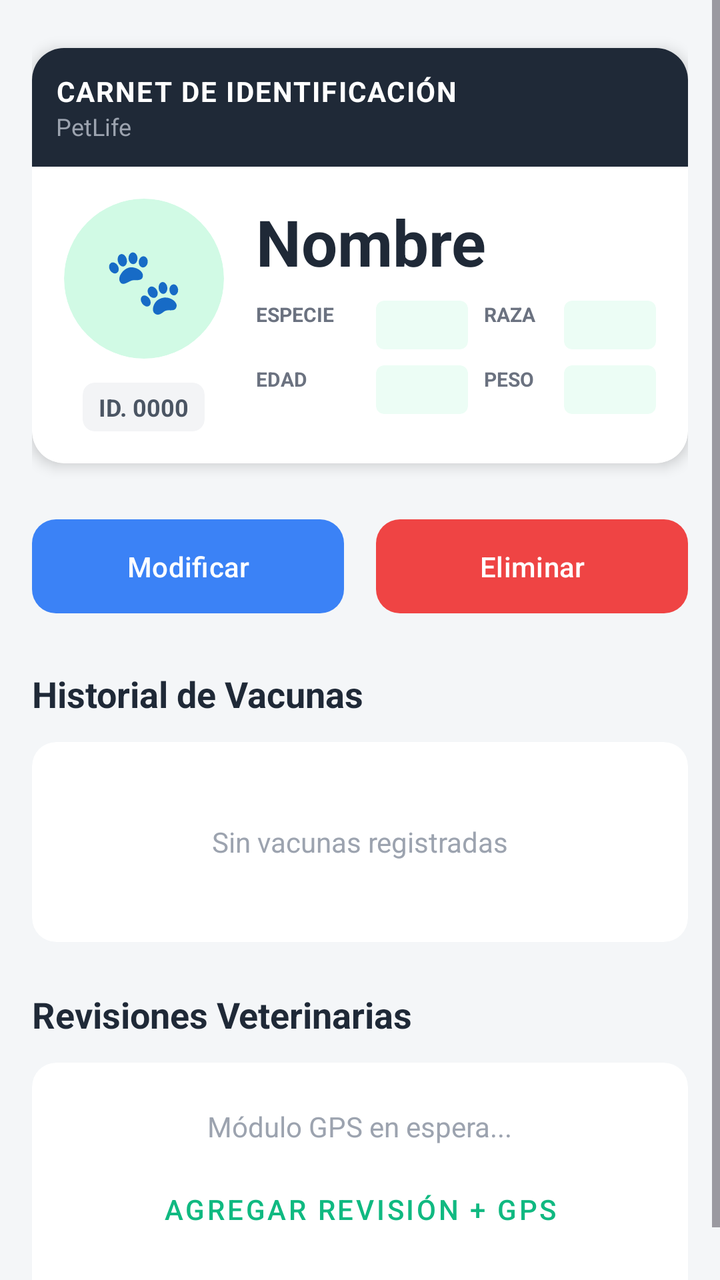
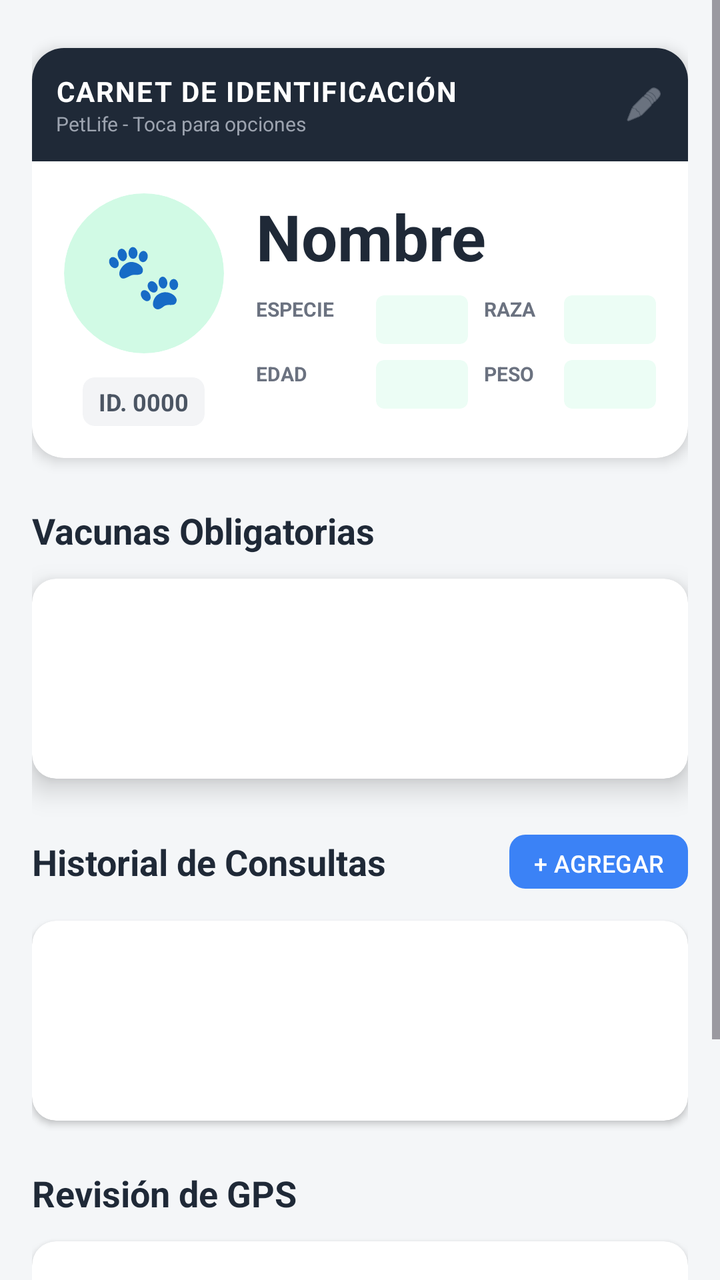

Compare the two renders of this Android layout. The source of the first and the diff that turns it into the second are given below.
<!-- AndroidManifest.xml: application theme Theme.PetLife -->
<!-- res/layout/fragment_perfil_mascota.xml -->
<?xml version="1.0" encoding="utf-8"?>
<ScrollView xmlns:android="http://schemas.android.com/apk/res/android"
    xmlns:app="http://schemas.android.com/apk/res-auto"
    android:layout_width="match_parent"
    android:layout_height="match_parent"
    android:background="#F4F6F8"
    android:fitsSystemWindows="true"
    android:fillViewport="true">

    <LinearLayout
        android:layout_width="match_parent"
        android:layout_height="wrap_content"
        android:orientation="vertical"
        android:padding="16dp">

        
        <androidx.cardview.widget.CardView
            android:layout_width="match_parent"
            android:layout_height="wrap_content"
            android:layout_marginTop="8dp"
            app:cardBackgroundColor="#FFFFFF"
            app:cardCornerRadius="16dp"
            app:cardElevation="4dp"
            android:layout_marginBottom="24dp">

            <LinearLayout
                android:layout_width="match_parent"
                android:layout_height="wrap_content"
                android:orientation="vertical">

                
                <LinearLayout
                    android:layout_width="match_parent"
                    android:layout_height="wrap_content"
                    android:background="#1F2937"
                    android:padding="12dp"
                    android:orientation="vertical">
                    <TextView
                        android:layout_width="wrap_content"
                        android:layout_height="wrap_content"
                        android:text="CARNET DE IDENTIFICACIÓN"
                        android:textColor="#FFFFFF"
                        android:textSize="14sp"
                        android:textStyle="bold"
                        android:letterSpacing="0.05"/>
                    <TextView
                        android:layout_width="wrap_content"
                        android:layout_height="wrap_content"
                        android:text="PetLife"
                        android:textColor="#9CA3AF"
                        android:textSize="12sp"/>
                </LinearLayout>

                
                <LinearLayout
                    android:layout_width="match_parent"
                    android:layout_height="wrap_content"
                    android:orientation="horizontal"
                    android:padding="16dp">

                    
                    <LinearLayout
                        android:layout_width="wrap_content"
                        android:layout_height="wrap_content"
                        android:orientation="vertical"
                        android:gravity="center"
                        android:layout_marginEnd="16dp">

                        <androidx.cardview.widget.CardView
                            android:layout_width="80dp"
                            android:layout_height="80dp"
                            app:cardCornerRadius="40dp"
                            app:cardBackgroundColor="#D1FAE5"
                            app:cardElevation="0dp">
                            <TextView
                                android:layout_width="match_parent"
                                android:layout_height="match_parent"
                                android:text="🐾"
                                android:textSize="32sp"
                                android:gravity="center"/>
                        </androidx.cardview.widget.CardView>

                        <androidx.cardview.widget.CardView
                            android:layout_width="wrap_content"
                            android:layout_height="wrap_content"
                            app:cardCornerRadius="6dp"
                            app:cardBackgroundColor="#F3F4F6"
                            app:cardElevation="0dp"
                            android:layout_marginTop="12dp">
                            <TextView
                                android:id="@+id/tvCarnetId"
                                android:layout_width="wrap_content"
                                android:layout_height="wrap_content"
                                android:paddingHorizontal="8dp"
                                android:paddingVertical="4dp"
                                android:text="ID. 0000"
                                android:textColor="#4B5563"
                                android:textSize="12sp"
                                android:textStyle="bold"/>
                        </androidx.cardview.widget.CardView>
                    </LinearLayout>

                    
                    <LinearLayout
                        android:layout_width="match_parent"
                        android:layout_height="wrap_content"
                        android:orientation="vertical">

                        <TextView
                            android:id="@+id/tvCarnetNombre"
                            android:layout_width="wrap_content"
                            android:layout_height="wrap_content"
                            android:text="Nombre"
                            android:textSize="32sp"
                            android:textStyle="bold"
                            android:textColor="#1F2937"
                            android:layout_marginBottom="8dp"/>

                        
                        <LinearLayout
                            android:layout_width="match_parent"
                            android:layout_height="wrap_content"
                            android:orientation="horizontal"
                            android:layout_marginBottom="8dp">

                            <TextView
                                android:layout_width="60dp"
                                android:layout_height="wrap_content"
                                android:text="ESPECIE"
                                android:textSize="10sp"
                                android:textStyle="bold"
                                android:textColor="#6B7280"
                                android:gravity="center_vertical"/>
                            <androidx.cardview.widget.CardView
                                android:layout_width="0dp"
                                android:layout_weight="1"
                                android:layout_height="wrap_content"
                                app:cardCornerRadius="4dp"
                                app:cardBackgroundColor="#ECFDF5"
                                app:cardElevation="0dp"
                                android:layout_marginEnd="8dp">
                                <TextView
                                    android:id="@+id/tvCarnetEspecie"
                                    android:layout_width="match_parent"
                                    android:layout_height="wrap_content"
                                    android:padding="4dp"
                                    android:textColor="#065F46"
                                    android:textSize="12sp"
                                    android:gravity="center"/>
                            </androidx.cardview.widget.CardView>

                            <TextView
                                android:layout_width="40dp"
                                android:layout_height="wrap_content"
                                android:text="RAZA"
                                android:textSize="10sp"
                                android:textStyle="bold"
                                android:textColor="#6B7280"
                                android:gravity="center_vertical"/>
                            <androidx.cardview.widget.CardView
                                android:layout_width="0dp"
                                android:layout_weight="1"
                                android:layout_height="wrap_content"
                                app:cardCornerRadius="4dp"
                                app:cardBackgroundColor="#ECFDF5"
                                app:cardElevation="0dp">
                                <TextView
                                    android:id="@+id/tvCarnetRaza"
                                    android:layout_width="match_parent"
                                    android:layout_height="wrap_content"
                                    android:padding="4dp"
                                    android:textColor="#065F46"
                                    android:textSize="12sp"
                                    android:gravity="center"/>
                            </androidx.cardview.widget.CardView>
                        </LinearLayout>

                        
                        <LinearLayout
                            android:layout_width="match_parent"
                            android:layout_height="wrap_content"
                            android:orientation="horizontal">

                            <TextView
                                android:layout_width="60dp"
                                android:layout_height="wrap_content"
                                android:text="EDAD"
                                android:textSize="10sp"
                                android:textStyle="bold"
                                android:textColor="#6B7280"
                                android:gravity="center_vertical"/>
                            <androidx.cardview.widget.CardView
                                android:layout_width="0dp"
                                android:layout_weight="1"
                                android:layout_height="wrap_content"
                                app:cardCornerRadius="4dp"
                                app:cardBackgroundColor="#ECFDF5"
                                app:cardElevation="0dp"
                                android:layout_marginEnd="8dp">
                                <TextView
                                    android:id="@+id/tvCarnetEdad"
                                    android:layout_width="match_parent"
                                    android:layout_height="wrap_content"
                                    android:padding="4dp"
                                    android:textColor="#065F46"
                                    android:textSize="12sp"
                                    android:gravity="center"/>
                            </androidx.cardview.widget.CardView>

                            <TextView
                                android:layout_width="40dp"
                                android:layout_height="wrap_content"
                                android:text="PESO"
                                android:textSize="10sp"
                                android:textStyle="bold"
                                android:textColor="#6B7280"
                                android:gravity="center_vertical"/>
                            <androidx.cardview.widget.CardView
                                android:layout_width="0dp"
                                android:layout_weight="1"
                                android:layout_height="wrap_content"
                                app:cardCornerRadius="4dp"
                                app:cardBackgroundColor="#ECFDF5"
                                app:cardElevation="0dp">
                                <TextView
                                    android:id="@+id/tvCarnetPeso"
                                    android:layout_width="match_parent"
                                    android:layout_height="wrap_content"
                                    android:padding="4dp"
                                    android:textColor="#065F46"
                                    android:textSize="12sp"
                                    android:gravity="center"/>
                            </androidx.cardview.widget.CardView>
                        </LinearLayout>
                    </LinearLayout>
                </LinearLayout>
            </LinearLayout>
        </androidx.cardview.widget.CardView>

        
        <LinearLayout
            android:layout_width="match_parent"
            android:layout_height="wrap_content"
            android:orientation="horizontal"
            android:layout_marginBottom="24dp">
            <Button
                android:id="@+id/btnModificar"
                android:layout_width="0dp"
                android:layout_height="55dp"
                android:layout_weight="1"
                android:layout_marginEnd="8dp"
                android:text="Modificar"
                app:backgroundTint="#3B82F6"
                app:cornerRadius="12dp" />
            <Button
                android:id="@+id/btnEliminar"
                android:layout_width="0dp"
                android:layout_height="55dp"
                android:layout_weight="1"
                android:layout_marginStart="8dp"
                android:text="Eliminar"
                app:backgroundTint="#EF4444"
                app:cornerRadius="12dp" />
        </LinearLayout>

        
        <TextView
            android:layout_width="wrap_content"
            android:layout_height="wrap_content"
            android:text="Historial de Vacunas "
            android:textStyle="bold"
            android:textSize="18sp"
            android:textColor="#1F2937"
            android:layout_marginBottom="12dp"/>
        <androidx.cardview.widget.CardView
            android:layout_width="match_parent"
            android:layout_height="100dp"
            app:cardCornerRadius="12dp"
            app:cardElevation="0dp"
            android:layout_marginBottom="24dp">
            <TextView
                android:layout_width="match_parent"
                android:layout_height="match_parent"
                android:gravity="center"
                android:text="Sin vacunas registradas"
                android:textColor="#9CA3AF"/>
        </androidx.cardview.widget.CardView>

        
        <TextView
            android:layout_width="wrap_content"
            android:layout_height="wrap_content"
            android:text="Revisiones Veterinarias "
            android:textStyle="bold"
            android:textSize="18sp"
            android:textColor="#1F2937"
            android:layout_marginBottom="12dp"/>
        <androidx.cardview.widget.CardView
            android:layout_width="match_parent"
            android:layout_height="120dp"
            app:cardCornerRadius="12dp"
            app:cardElevation="0dp">
            <LinearLayout
                android:layout_width="match_parent"
                android:layout_height="match_parent"
                android:gravity="center"
                android:orientation="vertical">
                <TextView
                    android:layout_width="wrap_content"
                    android:layout_height="wrap_content"
                    android:text="Módulo GPS en espera..."
                    android:textColor="#9CA3AF"
                    android:layout_marginBottom="8dp"/>
                <Button
                    android:id="@+id/btnNuevaRevision"
                    android:layout_width="wrap_content"
                    android:layout_height="wrap_content"
                    android:text="Agregar Revisión + GPS"
                    style="@style/Widget.MaterialComponents.Button.TextButton"
                    android:textColor="#10B981"/>
            </LinearLayout>
        </androidx.cardview.widget.CardView>

    </LinearLayout>
</ScrollView>
<!-- resources referenced by this layout -->
<resources>
  <style name="Theme.PetLife" parent="Theme.Material3.DayNight.NoActionBar">
  
          
          <item name="android:statusBarColor">#000000</item>
  
      </style>
</resources>

<!-- the commit's change to res/layout/fragment_perfil_mascota.xml (unified diff, before → after) -->
@@ -14,14 +14,19 @@
         android:padding="16dp">
 
         
+        
         <androidx.cardview.widget.CardView
+            android:id="@+id/cardCarnetMascota"
             android:layout_width="match_parent"
             android:layout_height="wrap_content"
             android:layout_marginTop="8dp"
             app:cardBackgroundColor="#FFFFFF"
             app:cardCornerRadius="16dp"
             app:cardElevation="4dp"
-            android:layout_marginBottom="24dp">
+            android:layout_marginBottom="24dp"
+            android:clickable="true"
+            android:focusable="true"
+            android:foreground="?android:attr/selectableItemBackground">
 
             <LinearLayout
                 android:layout_width="match_parent"
@@ -34,21 +39,36 @@
                     android:layout_height="wrap_content"
                     android:background="#1F2937"
                     android:padding="12dp"
-                    android:orientation="vertical">
-                    <TextView
-                        android:layout_width="wrap_content"
+                    android:orientation="horizontal"
+                    android:gravity="center_vertical">
+
+                    <LinearLayout
+                        android:layout_width="0dp"
+                        android:layout_weight="1"
                         android:layout_height="wrap_content"
-                        android:text="CARNET DE IDENTIFICACIÓN"
-                        android:textColor="#FFFFFF"
-                        android:textSize="14sp"
-                        android:textStyle="bold"
-                        android:letterSpacing="0.05"/>
-                    <TextView
-                        android:layout_width="wrap_content"
-                        android:layout_height="wrap_content"
-                        android:text="PetLife"
-                        android:textColor="#9CA3AF"
-                        android:textSize="12sp"/>
+                        android:orientation="vertical">
+                        <TextView
+                            android:layout_width="wrap_content"
+                            android:layout_height="wrap_content"
+                            android:text="CARNET DE IDENTIFICACIÓN"
+                            android:textColor="#FFFFFF"
+                            android:textSize="14sp"
+                            android:textStyle="bold"
+                            android:letterSpacing="0.05"/>
+                        <TextView
+                            android:layout_width="wrap_content"
+                            android:layout_height="wrap_content"
+                            android:text="PetLife - Toca para opciones"
+                            android:textColor="#9CA3AF"
+                            android:textSize="10sp"/>
+                    </LinearLayout>
+
+                    
+                    <ImageView
+                        android:layout_width="20dp"
+                        android:layout_height="20dp"
+                        android:src="@android:drawable/ic_menu_edit"
+                        app:tint="#9CA3AF"/>
                 </LinearLayout>
 
                 
@@ -237,87 +257,123 @@
             </LinearLayout>
         </androidx.cardview.widget.CardView>
 
-        
-        <LinearLayout
-            android:layout_width="match_parent"
-            android:layout_height="wrap_content"
-            android:orientation="horizontal"
-            android:layout_marginBottom="24dp">
-            <Button
-                android:id="@+id/btnModificar"
-                android:layout_width="0dp"
-                android:layout_height="55dp"
-                android:layout_weight="1"
-                android:layout_marginEnd="8dp"
-                android:text="Modificar"
-                app:backgroundTint="#3B82F6"
-                app:cornerRadius="12dp" />
-            <Button
-                android:id="@+id/btnEliminar"
-                android:layout_width="0dp"
-                android:layout_height="55dp"
-                android:layout_weight="1"
-                android:layout_marginStart="8dp"
-                android:text="Eliminar"
-                app:backgroundTint="#EF4444"
-                app:cornerRadius="12dp" />
-        </LinearLayout>
-
+
+        
+        
         
         <TextView
             android:layout_width="wrap_content"
             android:layout_height="wrap_content"
-            android:text="Historial de Vacunas "
-            android:textStyle="bold"
+            android:layout_marginBottom="12dp"
+            android:text="Vacunas Obligatorias"
+            android:textColor="#1F2937"
             android:textSize="18sp"
-            android:textColor="#1F2937"
-            android:layout_marginBottom="12dp"/>
+            android:textStyle="bold" />
+
         <androidx.cardview.widget.CardView
             android:layout_width="match_parent"
             android:layout_height="100dp"
+            android:layout_marginBottom="24dp"
             app:cardCornerRadius="12dp"
-            app:cardElevation="0dp"
-            android:layout_marginBottom="24dp">
-            <TextView
+            app:cardElevation="8dp">
+
+            
+            <androidx.recyclerview.widget.RecyclerView
+                android:id="@+id/rvVacunasObligatorias"
                 android:layout_width="match_parent"
                 android:layout_height="match_parent"
-                android:gravity="center"
-                android:text="Sin vacunas registradas"
-                android:textColor="#9CA3AF"/>
+                android:padding="8dp" />
         </androidx.cardview.widget.CardView>
 
+        
+        
+        
+        <LinearLayout
+            android:layout_width="match_parent"
+            android:layout_height="wrap_content"
+            android:orientation="horizontal"
+            android:layout_marginBottom="12dp"
+            android:gravity="center_vertical">
+
+            <TextView
+                android:layout_width="0dp"
+                android:layout_weight="1"
+                android:layout_height="wrap_content"
+                android:text="Historial de Consultas"
+                android:textStyle="bold"
+                android:textSize="18sp"
+                android:textColor="#1F2937"/>
+
+            
+            <Button
+                android:id="@+id/btnAgregarConsulta"
+                android:layout_width="wrap_content"
+                android:layout_height="35dp"
+                android:text="+ AGREGAR"
+                android:textSize="12sp"
+                android:paddingHorizontal="12dp"
+                app:backgroundTint="#3B82F6"
+                app:cornerRadius="8dp" />
+        </LinearLayout>
+
+        <androidx.cardview.widget.CardView
+            android:layout_width="match_parent"
+            android:layout_height="wrap_content"
+            app:cardCornerRadius="12dp"
+            app:cardElevation="2dp"
+            android:layout_marginBottom="24dp">
+
+            <androidx.recyclerview.widget.RecyclerView
+                android:id="@+id/rvHistorialConsultas"
+                android:layout_width="match_parent"
+                android:layout_height="100dp"
+                android:padding="8dp"/>
+        </androidx.cardview.widget.CardView>
+
+        
+        
         
         <TextView
             android:layout_width="wrap_content"
             android:layout_height="wrap_content"
-            android:text="Revisiones Veterinarias "
-            android:textStyle="bold"
+            android:layout_marginBottom="12dp"
+            android:text="Revisión de GPS"
+            android:textColor="#1F2937"
             android:textSize="18sp"
-            android:textColor="#1F2937"
-            android:layout_marginBottom="12dp"/>
+            android:textStyle="bold" />
+
         <androidx.cardview.widget.CardView
             android:layout_width="match_parent"
-            android:layout_height="120dp"
+            android:layout_height="wrap_content"
             app:cardCornerRadius="12dp"
-            app:cardElevation="0dp">
+            app:cardElevation="4dp"
+            android:layout_marginBottom="24dp">
+
             <LinearLayout
                 android:layout_width="match_parent"
-                android:layout_height="match_parent"
+                android:layout_height="wrap_content"
+                android:padding="16dp"
                 android:gravity="center"
                 android:orientation="vertical">
+
                 <TextView
+                    android:id="@+id/tvEtiquetaUbicacionGps"
+                    android:layout_width="match_parent"
+                    android:layout_height="wrap_content"
+                    android:text="Mostrando ubicación de:\nRegistro Inicial (Por defecto)"
+                    android:textAlignment="center"
+                    android:textStyle="bold"
+                    android:textColor="#4B5563"
+                    android:layout_marginBottom="12dp"/>
+
+                <Button
+                    android:id="@+id/btnVerEnMapa"
                     android:layout_width="wrap_content"
                     android:layout_height="wrap_content"
-                    android:text="Módulo GPS en espera..."
-                    android:textColor="#9CA3AF"
-                    android:layout_marginBottom="8dp"/>
-                <Button
-                    android:id="@+id/btnNuevaRevision"
-                    android:layout_width="wrap_content"
-                    android:layout_height="wrap_content"
-                    android:text="Agregar Revisión + GPS"
+                    android:text="VER COORDENADAS EN MAPA"
                     style="@style/Widget.MaterialComponents.Button.TextButton"
-                    android:textColor="#10B981"/>
+                    android:textColor="#10B981"
+                    android:textStyle="bold"/>
             </LinearLayout>
         </androidx.cardview.widget.CardView>
 
